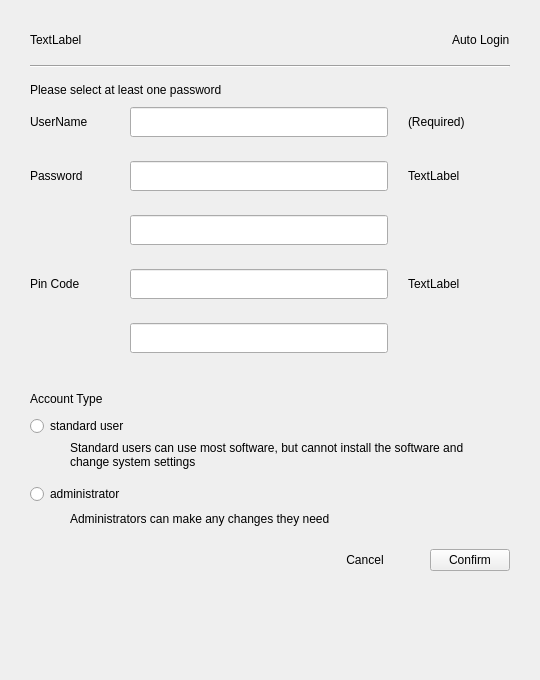
ukui/ukui-control-center, file plugins/account/userinfo/createuserdialog.ui: the form before one commit.
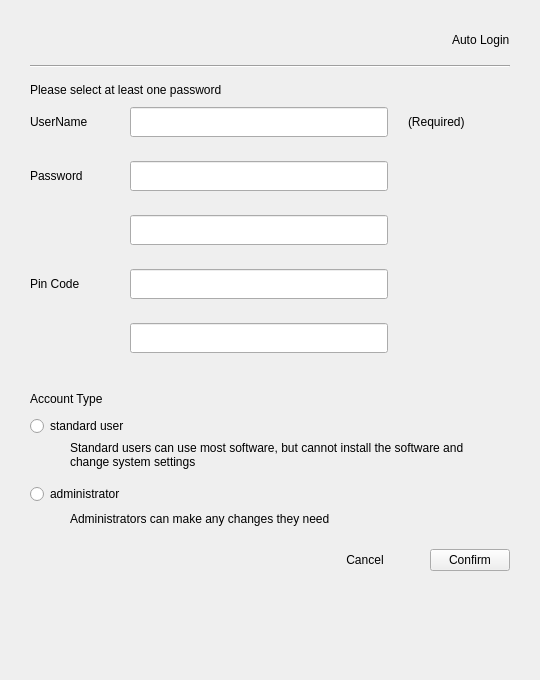
The form after the commit.

```diff
--- a/plugins/account/userinfo/createuserdialog.ui
+++ b/plugins/account/userinfo/createuserdialog.ui
@@ -78,7 +78,7 @@
           </size>
          </property>
          <property name="text">
-          <string>TextLabel</string>
+          <string/>
          </property>
         </widget>
        </item>
@@ -387,7 +387,7 @@
           </sizepolicy>
          </property>
          <property name="text">
-          <string>TextLabel</string>
+          <string/>
          </property>
          <property name="scaledContents">
           <bool>true</bool>
@@ -629,7 +629,7 @@
           </sizepolicy>
          </property>
          <property name="text">
-          <string>TextLabel</string>
+          <string/>
          </property>
          <property name="scaledContents">
           <bool>true</bool>
```
Left out of the diff: 10 changed lines with no effect on the pictures.
